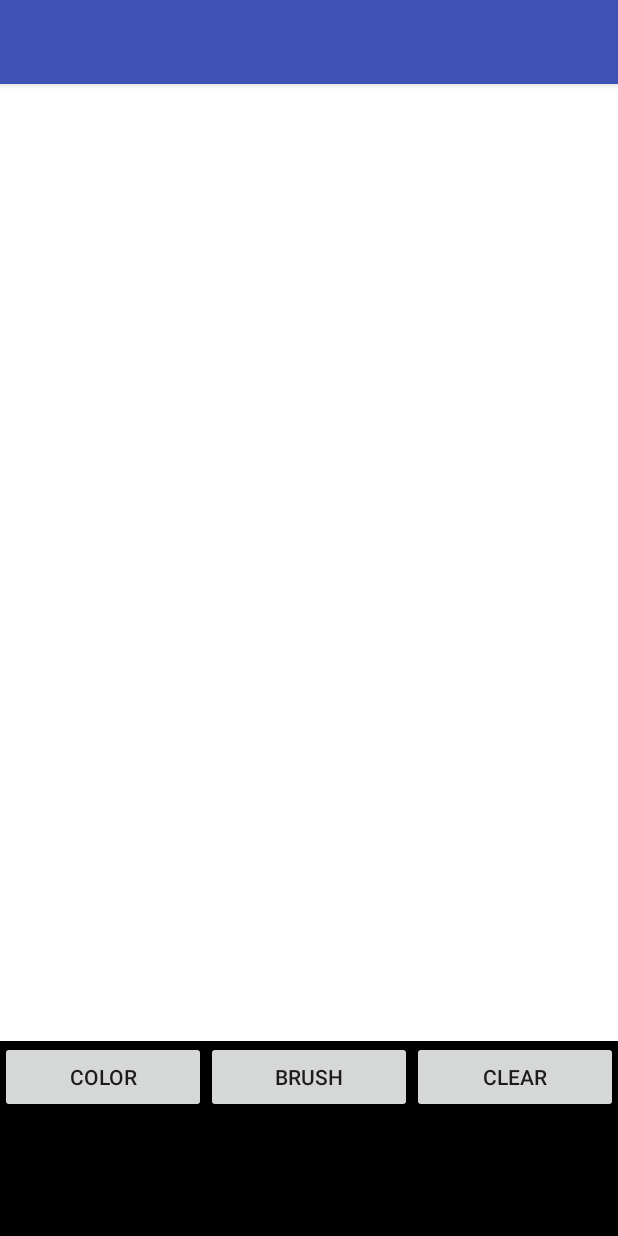
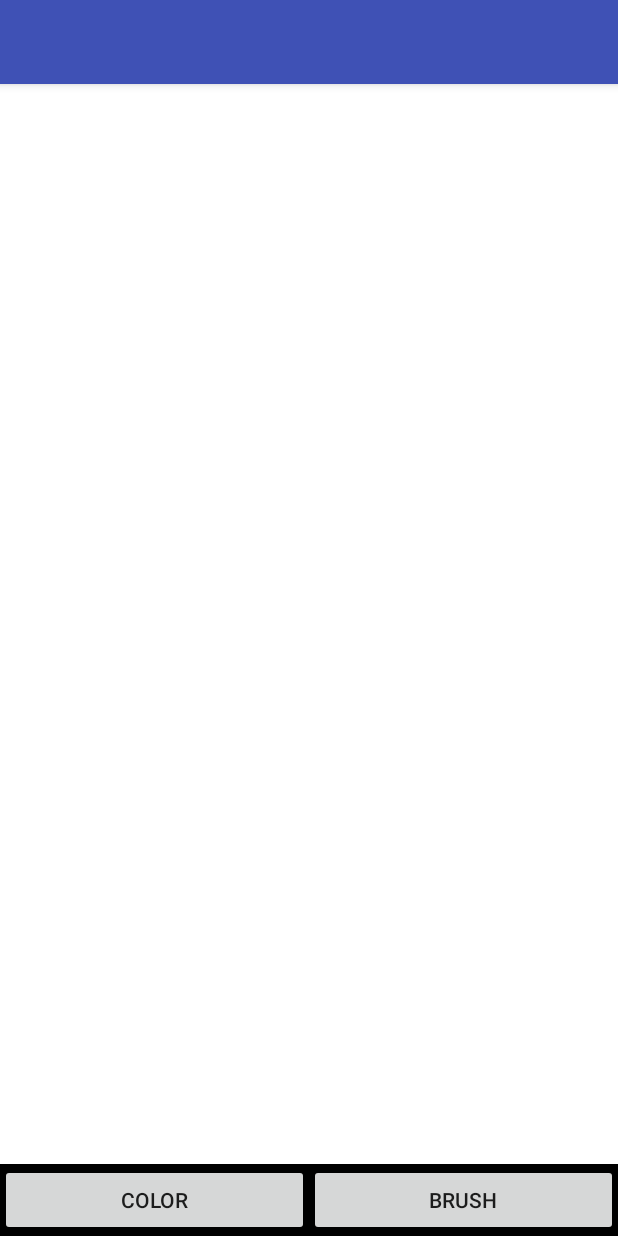
Before and after one commit to CapNick/FingerPainter, an Android app: the screen it shows after launch (MainActivity), on a phone screen of 412 x 824 dp. Run offline under Robolectric (Android 15) with nearby library versions, the phone set to English and light mode, and no system bars; pictures from the network do not load.

```diff
--- a/app/src/main/java/hird/nick/psynh1/fingerpainter/FingerPainterView.java
+++ b/app/src/main/java/hird/nick/psynh1/fingerpainter/FingerPainterView.java
@@ -125,6 +125,8 @@ public class FingerPainterView extends View {
             bitmap.compress(Bitmap.CompressFormat.PNG, 100, new FileOutputStream(f));
             // save temporary filename to bundle
             bundle.putString("tempfile", f.getAbsolutePath());
+            Log.e("Saving file to", f.getAbsolutePath());
+
         } catch(IOException e) {
             Log.e("FingerPainterView", e.toString());
         } catch(Exception e) {
@@ -141,6 +143,7 @@ public class FingerPainterView extends View {
             try {
                 // load cache file from bundle stored filename
                 File f = new File(bundle.getString("tempfile"));
+                Log.e("Loading file", bundle.getString("tempfile"));
                 Bitmap b = BitmapFactory.decodeStream(new FileInputStream(f));
                 // need to copy the bitmap to create a mutable version
                 bitmap = b.copy(b.getConfig(), true);
--- a/app/src/main/res/layout/activity_main.xml
+++ b/app/src/main/res/layout/activity_main.xml
@@ -8,23 +8,22 @@
     tools:context="hird.nick.psynh1.fingerpainter.MainActivity"
     android:background="@android:color/black">
 
-
     <LinearLayout
         android:layout_width="match_parent"
         android:layout_height="match_parent"
         android:orientation="vertical"
         android:id="@+id/horLayout"
+        android:weightSum="1"
         android:layout_alignParentTop="true"
         android:layout_alignParentLeft="true"
-        android:layout_alignParentStart="true"
-        android:weightSum="1">
+        android:layout_alignParentStart="true">
 
         <view
             android:layout_width="match_parent"
             class="hird.nick.psynh1.fingerpainter.FingerPainterView"
             android:id="@+id/fingerView"
-            android:layout_height="380dp"
-            android:layout_weight="0.76" />
+            android:layout_height="0dp"
+            android:layout_weight="1" />
 
         <LinearLayout
             android:orientation="horizontal"
@@ -48,15 +47,6 @@
                 android:layout_weight="1"
                 android:onClick="switchToBrush" />
 
-            <Button
-                android:text="Clear"
-                android:layout_width="wrap_content"
-                android:layout_height="wrap_content"
-                android:id="@+id/btnClear"
-                android:layout_weight="1"
-                android:onClick="clearView" />
-
         </LinearLayout>
-
     </LinearLayout>
 </RelativeLayout>
--- a/app/src/main/res/values/styles.xml
+++ b/app/src/main/res/values/styles.xml
@@ -6,6 +6,8 @@
         <item name="colorPrimary">@color/colorPrimary</item>
         <item name="colorPrimaryDark">@color/colorPrimaryDark</item>
         <item name="colorAccent">@color/colorAccent</item>
+        <item name="android:windowNoTitle"> true </item>
+        <item name="android:windowFullscreen"> true </item>
     </style>
 
 </resources>
```
Also changed, not shown: app/src/main/AndroidManifest.xml (+3 -4 lines), app/src/main/java/hird/nick/psynh1/fingerpainter/MainActivity.java (+2 -9 lines), app/src/main/res/mipmap-hdpi/ic_launcher.png, app/src/main/res/mipmap-mdpi/ic_launcher.png, app/src/main/res/mipmap-xhdpi/ic_launcher.png, app/src/main/res/mipmap-xxhdpi/ic_launcher.png, app/src/main/res/mipmap-xxxhdpi/ic_launcher.png, 1 other file.
